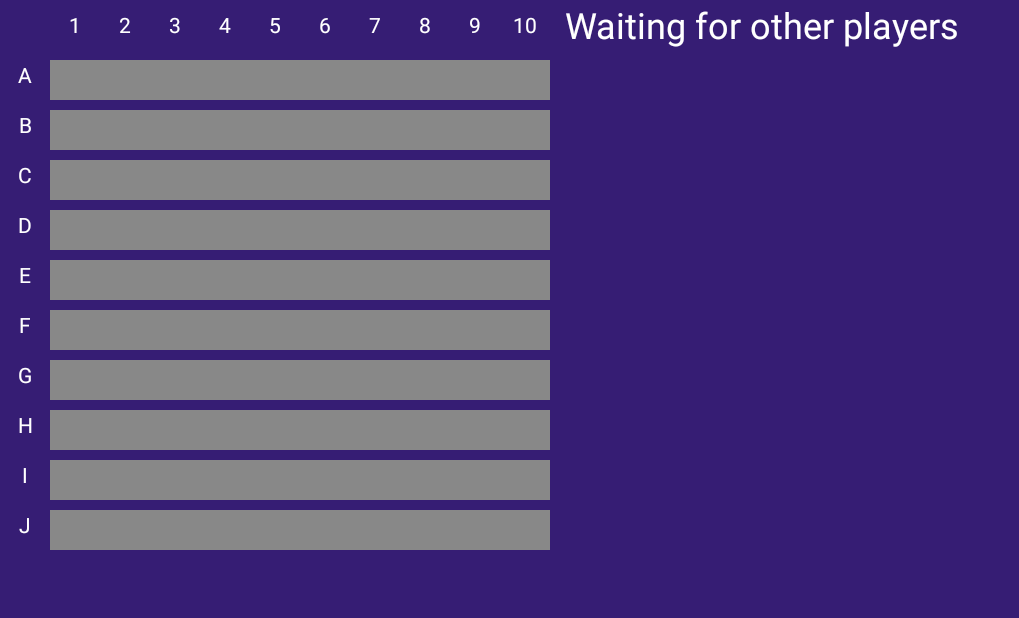
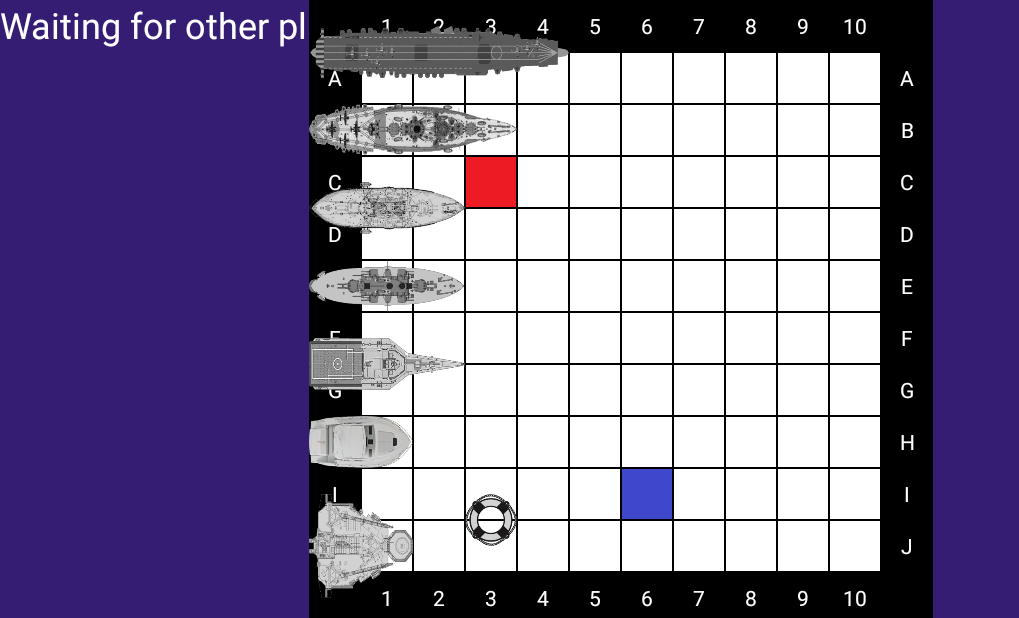
Before and after one commit to reinaertvdc/battleship-evolved, an Android app: the PlayActivity screen opened directly, with no data from a screen before it, on a phone screen of 824 x 412 dp (held sideways). Shown: the whole screen, without its empty margins (0-1019 px from the left). Run offline under Robolectric (Android 15) with nearby library versions, the phone set to English and light mode, and no system bars; 1 statement that could not run was skipped.

Commit message:
Improve field design.

```diff
--- a/app/src/main/AndroidManifest.xml
+++ b/app/src/main/AndroidManifest.xml
@@ -29,11 +29,11 @@
             android:configChanges="orientation|keyboardHidden|screenSize"
             android:label="@string/app_name"
             android:theme="@style/FullscreenTheme">
-            <!-- <intent-filter>
+            <intent-filter>
                 <action android:name="android.intent.action.MAIN" />
 
                 <category android:name="android.intent.category.LAUNCHER" />
-            </intent-filter> -->
+            </intent-filter>
         </activity>
         <activity
             android:name=".PlaceShipsActivity"
--- /dev/null
+++ b/app/src/main/java/be/uhasselt/ttui/battleshipevolved/client/GridDrawer.java
@@ -0,0 +1,230 @@
+package be.uhasselt.ttui.battleshipevolved.client;
+
+import android.app.Activity;
+import android.graphics.Color;
+import android.graphics.Point;
+import android.graphics.drawable.Drawable;
+import android.os.Build;
+import android.support.v4.content.ContextCompat;
+import android.view.Gravity;
+import android.view.View;
+import android.widget.FrameLayout;
+import android.widget.ImageView;
+import android.widget.TableLayout;
+import android.widget.TableRow;
+import android.widget.TextView;
+
+import be.uhasselt.ttui.battleshipevolved.Coordinate;
+import be.uhasselt.ttui.battleshipevolved.ShipAircraftCarrier;
+import be.uhasselt.ttui.battleshipevolved.ShipBattleship;
+import be.uhasselt.ttui.battleshipevolved.ShipCruiser;
+import be.uhasselt.ttui.battleshipevolved.ShipDecoy;
+import be.uhasselt.ttui.battleshipevolved.ShipDestroyer;
+import be.uhasselt.ttui.battleshipevolved.ShipMarineRadar;
+import be.uhasselt.ttui.battleshipevolved.ShipMissileCommand;
+import be.uhasselt.ttui.battleshipevolved.ShipPatrolBoat;
+
+/**
+ * Created by Reinaert on 2015-12-20.
+ */
+public class GridDrawer {
+    private static final int NEEDED_VIEWPORT_COLUMNS = 18;
+    private static final int NEEDED_VIEWPORT_ROWS = 12;
+    private static final float NEEDED_VIEWPORT_RATIO =
+            (float) NEEDED_VIEWPORT_COLUMNS / NEEDED_VIEWPORT_ROWS;
+
+    private int mSquareSize;
+    private int mOffsetTop, mOffsetLeft;
+
+    private Coordinate mShipAircraftCarrierSize, mShipBattleshipSize, mShipCruiserSize,
+            mShipDecoySize, mShipDestroyerSize, mShipMarineRadarSize,
+            mShipMissileCommandSize, mShipPatrolBoatSize;
+
+    private ImageView mImgShipAircraftCarrier, mImgShipBattleship, mImgShipCruiser,
+            mImgShipDecoy, mImgShipDestroyer, mImgShipMarineRadar,
+            mImgShipMissileCommand, mImgShipPatrolBoat;
+
+    private Coordinate mShipAircraftCarrierPos, mShipBattleshipPos, mShipCruiserPos,
+            mShipDecoyPos, mShipDestroyerPos, mShipMarineRadarPos,
+            mShipMissileCommandPos, mShipPatrolBoatPos;
+
+    private boolean[] mShipOrientation;
+
+    private int mRows;
+    private int mColumns;
+    private FrameLayout mGridLayout;
+    private ImageView mGrid[][];
+    private Activity mParent;
+
+    public GridDrawer(int rows, int columns, FrameLayout grid, PlayActivity playActivity) {
+        mRows = rows;
+        mColumns = columns;
+        mGridLayout = grid;
+        mParent = playActivity;
+        mGrid = new ImageView[mRows][mColumns];
+        mOffsetTop = 0;
+        mOffsetLeft = 0;
+
+        calculateSquareSizeAndOffset();
+
+        createGrid();
+
+        loadShipSizes();
+        loadShipImages();
+        adjustShipImageSizes();
+        setShipImagePositions();
+    }
+
+    private void adjustShipImageSizes() {
+        adjustImageSize(mImgShipAircraftCarrier, mShipAircraftCarrierSize);
+        adjustImageSize(mImgShipBattleship, mShipBattleshipSize);
+        adjustImageSize(mImgShipCruiser, mShipCruiserSize);
+        adjustImageSize(mImgShipDecoy, mShipDecoySize);
+        adjustImageSize(mImgShipDestroyer, mShipDestroyerSize);
+        adjustImageSize(mImgShipMarineRadar, mShipMarineRadarSize);
+        adjustImageSize(mImgShipMissileCommand, mShipMissileCommandSize);
+        adjustImageSize(mImgShipPatrolBoat, mShipPatrolBoatSize);
+    }
+
+    private void setShipImagePositions() {
+        Point mImgShipAircraftCarrierPos = new Point();
+        Point mImgShipBattleshipPos = new Point();
+        Point mImgShipCruiserPos = new Point();
+        Point mImgShipDestroyerPos = new Point();
+        Point mImgShipMarineRadarPos = new Point();
+        Point mImgShipPatrolBoatPos = new Point();
+        Point mImgShipMissileCommandPos = new Point();
+        Point mImgShipDecoyPos = new Point();
+        setShipImagePosition(mImgShipAircraftCarrier, mImgShipAircraftCarrierPos, 0, 0);
+        setShipImagePosition(mImgShipBattleship, mImgShipBattleshipPos, 1, 0);
+        setShipImagePosition(mImgShipCruiser, mImgShipCruiserPos, 2, 0);
+        setShipImagePosition(mImgShipDestroyer, mImgShipDestroyerPos, 3, 0);
+        setShipImagePosition(mImgShipMarineRadar, mImgShipMarineRadarPos, 4, 0);
+        setShipImagePosition(mImgShipPatrolBoat, mImgShipPatrolBoatPos, 5, 0);
+        setShipImagePosition(mImgShipMissileCommand, mImgShipMissileCommandPos, 6, 0);
+        setShipImagePosition(mImgShipDecoy, mImgShipDecoyPos, 6, 2);
+    }
+
+    private void setShipImagePosition(ImageView image, Point position, int top, int left) {
+        FrameLayout.LayoutParams layoutParams = (FrameLayout.LayoutParams) image.getLayoutParams();
+        layoutParams.leftMargin = mOffsetLeft + Math.round((mSquareSize * left * 1.5f));
+        layoutParams.topMargin =
+                mOffsetTop + Math.round((mSquareSize * top * 1.5f) + mSquareSize / 2);
+        position.set(layoutParams.leftMargin, layoutParams.topMargin);
+        image.setLayoutParams(layoutParams);
+        image.bringToFront();
+    }
+
+    private void loadShipImages() {
+        mImgShipAircraftCarrier = (ImageView) mParent.findViewById(R.id.ship_aircraft_carrier);
+        mImgShipBattleship = (ImageView) mParent.findViewById(R.id.ship_battleship);
+        mImgShipCruiser = (ImageView) mParent.findViewById(R.id.ship_cruiser);
+        mImgShipDecoy = (ImageView) mParent.findViewById(R.id.ship_decoy);
+        mImgShipDestroyer = (ImageView) mParent.findViewById(R.id.ship_destroyer);
+        mImgShipMarineRadar = (ImageView) mParent.findViewById(R.id.ship_marine_radar);
+        mImgShipMissileCommand = (ImageView) mParent.findViewById(R.id.ship_missile_command);
+        mImgShipPatrolBoat = (ImageView) mParent.findViewById(R.id.ship_patrol_boat);
+    }
+
+    private void loadShipSizes() {
+        mShipAircraftCarrierSize = new ShipAircraftCarrier().getSize();
+        mShipBattleshipSize = new ShipBattleship().getSize();
+        mShipCruiserSize = new ShipCruiser().getSize();
+        mShipDecoySize = new ShipDecoy().getSize();
+        mShipDestroyerSize = new ShipDestroyer().getSize();
+        mShipMarineRadarSize = new ShipMarineRadar().getSize();
+        mShipMissileCommandSize = new ShipMissileCommand().getSize();
+        mShipPatrolBoatSize = new ShipPatrolBoat().getSize();
+    }
+
+    private void createGrid() {
+        Drawable fieldTileImg =
+                ContextCompat.getDrawable(mParent.getApplicationContext(), R.drawable.field_tile);
+
+        for (int i = 0; i < mRows + 2; i++) {
+            for (int j = 0; j < mColumns + 2; j++) {
+                View fieldTile;
+                if (i == 0 || i == 11 || j == 0 || j == 11) {
+                    fieldTile = new TextView(mParent);
+                    fieldTile.setBackgroundColor(0xFF000000);
+                    ((TextView)fieldTile).setGravity(Gravity.CENTER);
+                    if ((i != 0 && i != 11) || (j != 0 && j != 11)) {
+                        if (i == 0 || i == 11) {
+                            ((TextView) fieldTile).setText("" + j);
+                        } else {
+                            ((TextView) fieldTile).setText("" + (char)('A' + i - 1));
+                        }
+                    }
+                    ((TextView)fieldTile).setTextColor(0xFFFFFFFF);
+                } else {
+                    fieldTile = new ImageView(mParent);
+                    ((ImageView)fieldTile).setImageDrawable(fieldTileImg);
+                    mGrid[j - 1][i - 1] = (ImageView)fieldTile;
+                }
+                fieldTile.setLayoutParams(new FrameLayout.LayoutParams(mSquareSize, mSquareSize));
+                setImagePosition(fieldTile, mSquareSize * j, mSquareSize * i);
+                mGridLayout.addView(fieldTile);
+            }
+        }
+    }
+
+    public void setDamaged(int row, int column) {
+        Drawable hitTile =
+                ContextCompat.getDrawable(mParent.getApplicationContext(), R.drawable.hit_tile);
+        try {
+            mGrid[row][column].setImageDrawable(hitTile);
+        } catch (IndexOutOfBoundsException e) {
+            System.err.println("Out of grid bounds.");
+        }
+    }
+
+    public void setWater(int row, int column) {
+        Drawable waterTile =
+                ContextCompat.getDrawable(mParent.getApplicationContext(), R.drawable.water_tile);
+        try {
+            mGrid[row][column].setImageDrawable(waterTile);
+        } catch (IndexOutOfBoundsException e) {
+            System.err.println("Out of grid bounds.");
+        }
+    }
+
+    private void setImagePosition(View image, int left, int top) {
+        FrameLayout.LayoutParams layoutParams = (FrameLayout.LayoutParams) image.getLayoutParams();
+        layoutParams.leftMargin = mOffsetLeft + left;
+        layoutParams.topMargin = mOffsetTop + top;
+        image.setLayoutParams(layoutParams);
+    }
+
+    private void calculateSquareSizeAndOffset() {
+        Point viewportResolution = getViewportResolution();
+        float viewportRatio = viewportResolution.x / (float) viewportResolution.y;
+        if (viewportRatio > NEEDED_VIEWPORT_RATIO) {
+            mSquareSize = Math.round(viewportResolution.y / (float)NEEDED_VIEWPORT_ROWS);
+            mOffsetLeft +=
+                    Math.round(viewportResolution.x * (viewportRatio - NEEDED_VIEWPORT_RATIO) / 2f);
+        } else {
+            mSquareSize = Math.round(viewportResolution.x / (float)NEEDED_VIEWPORT_COLUMNS);
+            mOffsetTop +=
+                    Math.round(viewportResolution.y * (NEEDED_VIEWPORT_RATIO - viewportRatio) / 2f);
+        }
+    }
+
+    private Point getViewportResolution() {
+        Point viewportResolution = new Point();
+        if (Build.VERSION.SDK_INT >= 13) {
+            mParent.getWindowManager().getDefaultDisplay().getSize(viewportResolution);
+        } else {
+            //noinspection deprecation
+            viewportResolution.set(mParent.getWindowManager().getDefaultDisplay().getWidth(),
+                    mParent.getWindowManager().getDefaultDisplay().getHeight());
+        }
+        return viewportResolution;
+    }
+
+    private void adjustImageSize(ImageView image, Coordinate size) {
+        FrameLayout.LayoutParams layoutParams = (FrameLayout.LayoutParams) image.getLayoutParams();
+        layoutParams.height = Math.round(mSquareSize * size.getRow());
+        layoutParams.width = Math.round(mSquareSize * size.getColumn());
+        image.setLayoutParams(layoutParams);
+    }
+}
--- a/app/src/main/java/be/uhasselt/ttui/battleshipevolved/client/PlaceShipsActivity.java
+++ b/app/src/main/java/be/uhasselt/ttui/battleshipevolved/client/PlaceShipsActivity.java
@@ -20,11 +20,13 @@ import android.os.PowerManager;
 import android.support.v4.content.ContextCompat;
 import android.support.v7.app.ActionBar;
 import android.support.v7.app.AppCompatActivity;
+import android.view.Gravity;
 import android.view.MotionEvent;
 import android.view.View;
 import android.widget.Button;
 import android.widget.FrameLayout;
 import android.widget.ImageView;
+import android.widget.TextView;
 
 import be.uhasselt.ttui.battleshipevolved.Coordinate;
 import be.uhasselt.ttui.battleshipevolved.Field;
@@ -467,19 +469,27 @@ public class PlaceShipsActivity extends AppCompatActivity {
     private void drawField() {
         Drawable fieldTileImg =
                 ContextCompat.getDrawable(getApplicationContext(), R.drawable.field_tile);
-        Drawable edgeTileImg =
-                ContextCompat.getDrawable(getApplicationContext(), R.drawable.edge_tile);
 
         for (int i = 0; i < NEEDED_VIEWPORT_ROWS; i++) {
             for (int j = 6; j < NEEDED_VIEWPORT_COLUMNS; j++) {
-                ImageView fieldTile = new ImageView(this);
+                View fieldTile;
+                if (i == 0 || i == 11 || j == 6 || j == 17) {
+                    fieldTile = new TextView(this);
+                    fieldTile.setBackgroundColor(0xFF000000);
+                    ((TextView)fieldTile).setGravity(Gravity.CENTER);
+                    if ((i != 0 && i != 11) || (j != 6 && j != 17)) {
+                        if (i == 0 || i == 11) {
+                            ((TextView) fieldTile).setText("" + (j - 6));
+                        } else {
+                            ((TextView) fieldTile).setText("" + (char)('A' + i - 1));
+                        }
+                    }
+                    ((TextView)fieldTile).setTextColor(0xFFFFFFFF);
+                } else {
+                    fieldTile = new ImageView(this);
+                    ((ImageView)fieldTile).setImageDrawable(fieldTileImg);
+                }
                 fieldTile.setLayoutParams(new FrameLayout.LayoutParams(mSquareSize, mSquareSize));
-                if (i == 0 || i == NEEDED_VIEWPORT_ROWS - 1 ||
-                        j == 6 || j == NEEDED_VIEWPORT_COLUMNS - 1) {
-                    fieldTile.setImageDrawable(edgeTileImg);
-                } else {
-                    fieldTile.setImageDrawable(fieldTileImg);
-                }
                 setImagePosition(fieldTile, mSquareSize * j, mSquareSize * i);
                 mLayout.addView(fieldTile);
             }
@@ -581,7 +591,7 @@ public class PlaceShipsActivity extends AppCompatActivity {
         image.bringToFront();
     }
 
-    private void setImagePosition(ImageView image, int left, int top) {
+    private void setImagePosition(View image, int left, int top) {
         FrameLayout.LayoutParams layoutParams = (FrameLayout.LayoutParams) image.getLayoutParams();
         layoutParams.leftMargin = mOffsetLeft + left;
         layoutParams.topMargin = mOffsetTop + top;
--- a/app/src/main/java/be/uhasselt/ttui/battleshipevolved/client/PlayActivity.java
+++ b/app/src/main/java/be/uhasselt/ttui/battleshipevolved/client/PlayActivity.java
@@ -17,6 +17,7 @@ import android.speech.RecognizerIntent;
 import android.speech.SpeechRecognizer;
 import android.view.View;
 import android.widget.Button;
+import android.widget.FrameLayout;
 import android.widget.TableLayout;
 import android.widget.TextView;
 import android.widget.Toast;
@@ -32,7 +33,7 @@ public class PlayActivity extends Activity {
     private TextView mTxtTurn;
     private TextView mTxtOnline;
     private TextView mTxtCooldown;
-    private GridController mGrid;
+    private GridDrawer mGrid;
     private ArrayList<Cooldown> mCooldowns;
     private boolean itsmyturn;
     private PowerManager.WakeLock mWL;
@@ -49,7 +50,9 @@ public class PlayActivity extends Activity {
         messageReceiver = new serverMessage();
         doBinding();
         setContentView(R.layout.activity_play);
-        mGrid = new GridController(10, 10, (TableLayout) findViewById(R.id.gridLayout), this);
+        mGrid = new GridDrawer(10, 10, (FrameLayout) findViewById(R.id.play_layout), this);
+        mGrid.setDamaged(2, 2);
+        mGrid.setWater(5, 8);
         mBtnSpeech = (Button) findViewById(R.id.speechButton);
         mBtnSpeech.setOnClickListener(mListenListener);
         mTxtTurn = (TextView) findViewById(R.id.turnText);
@@ -170,7 +173,7 @@ public class PlayActivity extends Activity {
                     mGrid.setWater(Integer.parseInt(words[1]), Integer.parseInt(words[2]));
                     break;
                 case "BOAT":
-                    mGrid.setShip(Integer.parseInt(words[1]), Integer.parseInt(words[2]));
+                    // TODO mGrid.setShip(Integer.parseInt(words[1]), Integer.parseInt(words[2]));
                     break;
             }
         } catch (IndexOutOfBoundsException e) {
@@ -206,7 +209,7 @@ public class PlayActivity extends Activity {
 
     private void addPosition(String[] words) {
         try {
-            mGrid.setShip(Integer.parseInt(words[1]), Integer.parseInt(words[2]));
+            // TODO mGrid.setShip(Integer.parseInt(words[1]), Integer.parseInt(words[2]));
         } catch (Exception e) {
 
         }
--- a/app/src/main/res/layout-land/activity_play.xml
+++ b/app/src/main/res/layout-land/activity_play.xml
@@ -1,24 +1,17 @@
 <?xml version="1.0" encoding="utf-8"?>
-<RelativeLayout xmlns:android="http://schemas.android.com/apk/res/android"
+<FrameLayout xmlns:android="http://schemas.android.com/apk/res/android"
+    android:id="@+id/play_layout"
     android:layout_width="match_parent"
     android:layout_height="match_parent"
     android:background="@color/colorPrimary">
 
-    <TableLayout xmlns:android="http://schemas.android.com/apk/res/android"
-        android:id="@+id/gridLayout"
-        android:layout_width="wrap_content"
-        android:layout_height="wrap_content"
-        android:layout_marginRight="10dp"
-        android:background="@color/colorPrimary">
-    </TableLayout>
     <TextView
         android:id="@+id/turnText"
         android:text="Waiting for other players"
         android:textSize="24dp"
         android:layout_width="wrap_content"
         android:layout_height="wrap_content"
-        android:textColor="@color/colorTitle"
-        android:layout_toRightOf="@id/gridLayout"/>
+        android:textColor="@color/colorTitle"/>
     <Button
         android:id="@+id/speechButton"
         android:text="Press to command"
@@ -27,7 +20,6 @@
         android:layout_height="wrap_content"
         android:textColor="@color/colorPrimaryDark"
         android:visibility="invisible"
-        android:layout_toRightOf="@id/gridLayout"
         android:layout_below="@id/turnText"/>
     <TextView
         android:id="@+id/onlineText"
@@ -36,7 +28,6 @@
         android:layout_width="wrap_content"
         android:layout_height="wrap_content"
         android:textColor="@color/colorAccent"
-        android:layout_toRightOf="@id/gridLayout"
         android:layout_below="@id/speechButton"/>
     <TextView
         android:id="@+id/cooldownText"
@@ -45,6 +36,53 @@
         android:layout_width="wrap_content"
         android:layout_height="wrap_content"
         android:textColor="@color/colorCooldown"
-        android:layout_toRightOf="@id/gridLayout"
         android:layout_below="@id/onlineText"/>
-</RelativeLayout>
+
+    <ImageView
+        android:id="@+id/ship_aircraft_carrier"
+        android:src="@drawable/ship_aircraft_carrier"
+        android:layout_width="wrap_content"
+        android:layout_height="wrap_content" />
+
+    <ImageView
+        android:id="@+id/ship_battleship"
+        android:src="@drawable/ship_battleship"
+        android:layout_width="wrap_content"
+        android:layout_height="wrap_content" />
+
+    <ImageView
+        android:id="@+id/ship_cruiser"
+        android:src="@drawable/ship_cruiser"
+        android:layout_width="wrap_content"
+        android:layout_height="wrap_content" />
+
+    <ImageView
+        android:id="@+id/ship_decoy"
+        android:src="@drawable/ship_decoy"
+        android:layout_width="wrap_content"
+        android:layout_height="wrap_content" />
+
+    <ImageView
+        android:id="@+id/ship_destroyer"
+        android:src="@drawable/ship_destroyer"
+        android:layout_width="wrap_content"
+        android:layout_height="wrap_content" />
+
+    <ImageView
+        android:id="@+id/ship_marine_radar"
+        android:src="@drawable/ship_marine_radar"
+        android:layout_width="wrap_content"
+        android:layout_height="wrap_content" />
+
+    <ImageView
+        android:id="@+id/ship_missile_command"
+        android:src="@drawable/ship_missile_command"
+        android:layout_width="wrap_content"
+        android:layout_height="wrap_content" />
+
+    <ImageView
+        android:id="@+id/ship_patrol_boat"
+        android:src="@drawable/ship_patrol_boat"
+        android:layout_width="wrap_content"
+        android:layout_height="wrap_content" />
+</FrameLayout>
```
Also changed, not shown: app/src/main/res/drawable/edge_tile.png (deleted).
